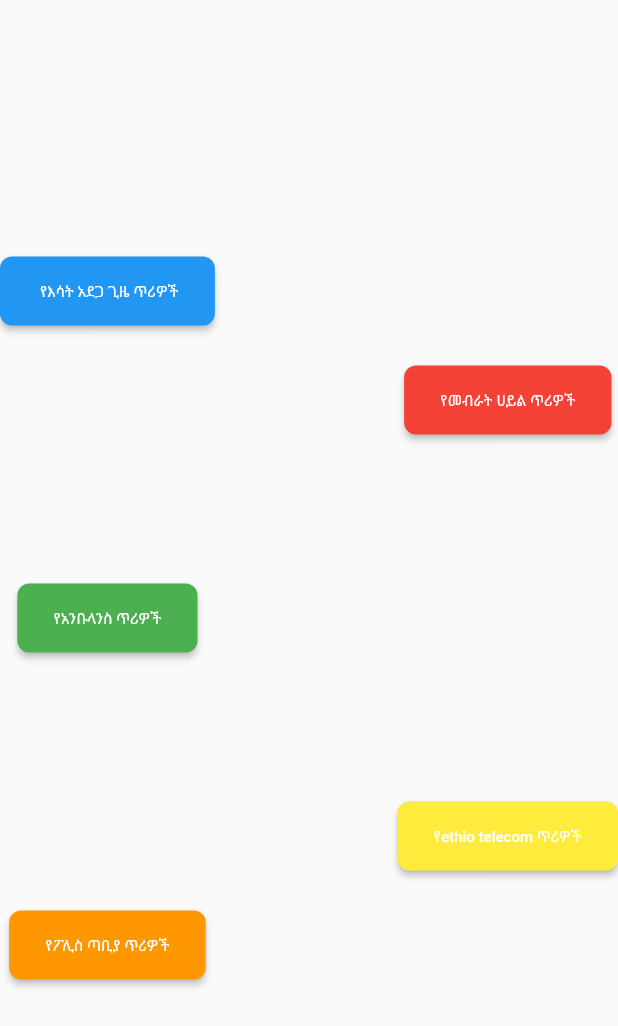
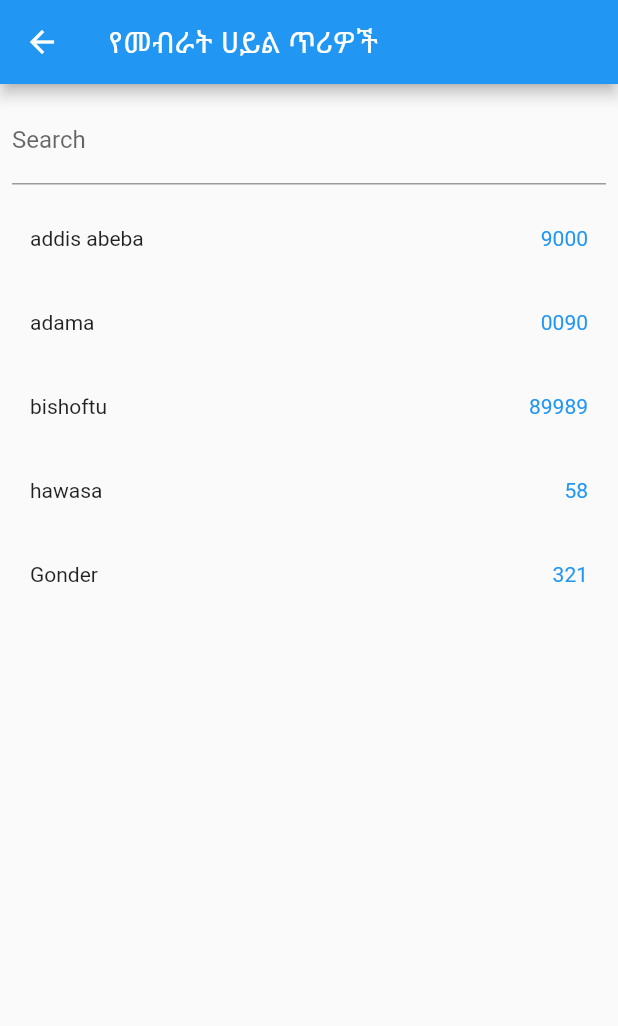
Before and after one commit to amanuel971/helper, a Flutter app: the ButtonLayout widget shown alone on an empty page, opened directly, after a tap on "የመብራት ሀይል ጥሪዎች", on a phone screen of 412 x 824 dp. Shown: the top 1026 px of the screen. Run offline on Flutter 3.47's test engine with Material 2 defaults, Android fonts, the phone set to English and light mode, and no system bars; our stand-ins replace flutter_markdown.

Commit message:
add infomation

```diff
--- /dev/null
+++ b/lib/powercall.dart
@@ -0,0 +1,107 @@
+import 'package:flutter/material.dart';
+import 'package:flutter/services.dart';
+
+class powercall extends StatefulWidget {
+  @override
+  _powercallState createState() => _powercallState();
+}
+
+class _powercallState extends State<powercall> {
+  List<String> itemList = [
+    'addis abeba',
+    'adama',
+    'bishoftu',
+    'hawasa',
+    'Gonder',
+  ];
+
+  final List<String> rightColumnTexts = [
+    '9000',
+    '0090',
+    '89989',
+    '58',
+    '321',
+  ];
+
+  List<String> filteredList = [];
+
+  @override
+  void initState() {
+    super.initState();
+    filteredList.addAll(itemList);
+  }
+
+  void filterItems(String query) {
+    filteredList.clear();
+    if (query.isNotEmpty) {
+      itemList.forEach((item) {
+        if (item.toLowerCase().contains(query.toLowerCase())) {
+          filteredList.add(item);
+        }
+      });
+    } else {
+      filteredList.addAll(itemList);
+    }
+    setState(() {});
+  }
+
+  void _showToast(BuildContext context) {
+    final scaffold = ScaffoldMessenger.of(context);
+    scaffold.showSnackBar(
+      SnackBar(
+        content: const Text('Number copied!'),
+        action: SnackBarAction(
+            label: 'okay', onPressed: scaffold.hideCurrentSnackBar),
+      ),
+    );
+  }
+
+  @override
+  Widget build(BuildContext context) {
+    return Scaffold(
+      appBar: AppBar(
+        title: Text('የመብራት ሀይል ጥሪዎች'),
+      ),
+      body: Column(
+        children: <Widget>[
+          Padding(
+            padding: const EdgeInsets.all(8.0),
+            child: TextField(
+              onChanged: filterItems,
+              decoration: InputDecoration(
+                labelText: 'Search',
+              ),
+            ),
+          ),
+          Expanded(
+            child: ListView.builder(
+              itemCount: filteredList.length,
+              itemBuilder: (context, index) {
+                return Padding(
+                  padding: EdgeInsets.symmetric(vertical: 20, horizontal: 20),
+                  child: Row(
+                    mainAxisAlignment: MainAxisAlignment.spaceBetween,
+                    children: [
+                      Text(filteredList[index]),
+                      InkWell(
+                        onTap: () async {
+                          await Clipboard.setData(
+                              ClipboardData(text: rightColumnTexts[index]));
+                          _showToast(context);
+                        },
+                        child: Text(
+                          rightColumnTexts[index],
+                          style: TextStyle(color: Colors.blue),
+                        ),
+                      )
+                    ],
+                  ),
+                );
+              },
+            ),
+          ),
+        ],
+      ),
+    );
+  }
+}
```
Also changed, not shown: lib/firstScreen.dart (+25 -22 lines), 1 other file.
